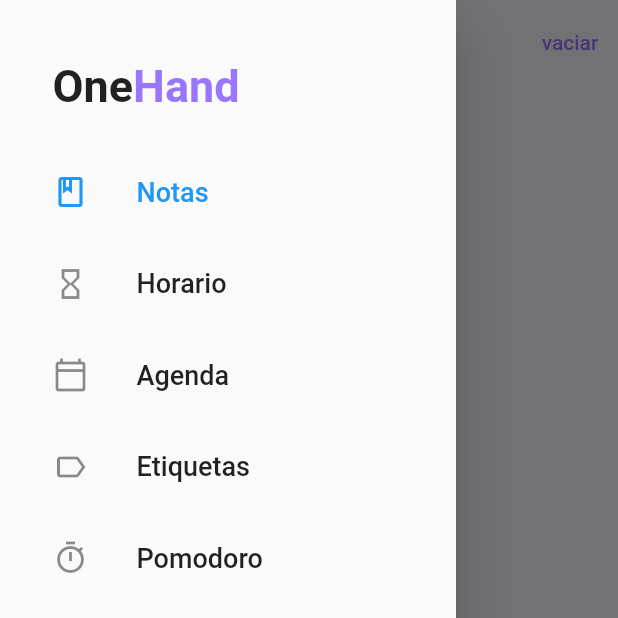
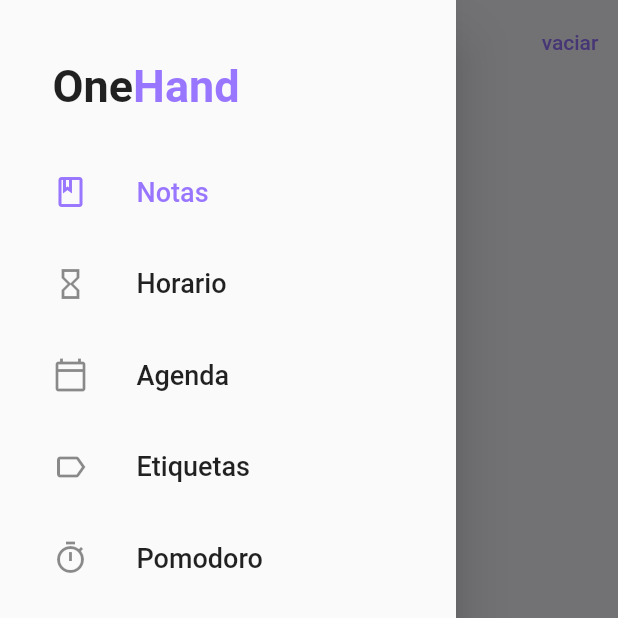
Before and after one commit to migue3210/tb_jam, a Flutter app: the DeletedTask screen opened directly, with the side drawer open, on a phone screen of 412 x 824 dp, the top half of it. Run offline on Flutter 3.47's test engine with Material 2 defaults, Android fonts, the light colour scheme and no system bars; our stand-ins replace calendar_timeline, circular_countdown_timer, cloud_firestore, firebase_auth, firebase_core, google_fonts and 1 more; accounts and stored records are empty.

Commit message:
change listTile selected color

```diff
--- a/lib/configurations/theme.dart
+++ b/lib/configurations/theme.dart
@@ -1,4 +1,5 @@
 import 'package:flutter/material.dart';
+import 'package:tb_jam/configurations/constants.dart';
 
 ThemeData theme(context) {
   return ThemeData(
@@ -7,6 +8,7 @@ ThemeData theme(context) {
     textTheme: textTheme(),
     appBarTheme: appBarTheme(context),
     visualDensity: VisualDensity.adaptivePlatformDensity,
+    listTileTheme: const ListTileThemeData(selectedColor: kPrimaryColor),
   );
 }
 
--- a/lib/drawer/drawer.dart
+++ b/lib/drawer/drawer.dart
@@ -68,6 +68,7 @@ class _DrawerMenuState extends State<DrawerMenu> {
                   Views view = views[index];
 
                   return ListTile(
+                    focusColor: kPrimaryColor,
                     contentPadding: const EdgeInsets.all(0),
                     selected: _currentSelected == index ? true : false,
                     title: Text(
```
